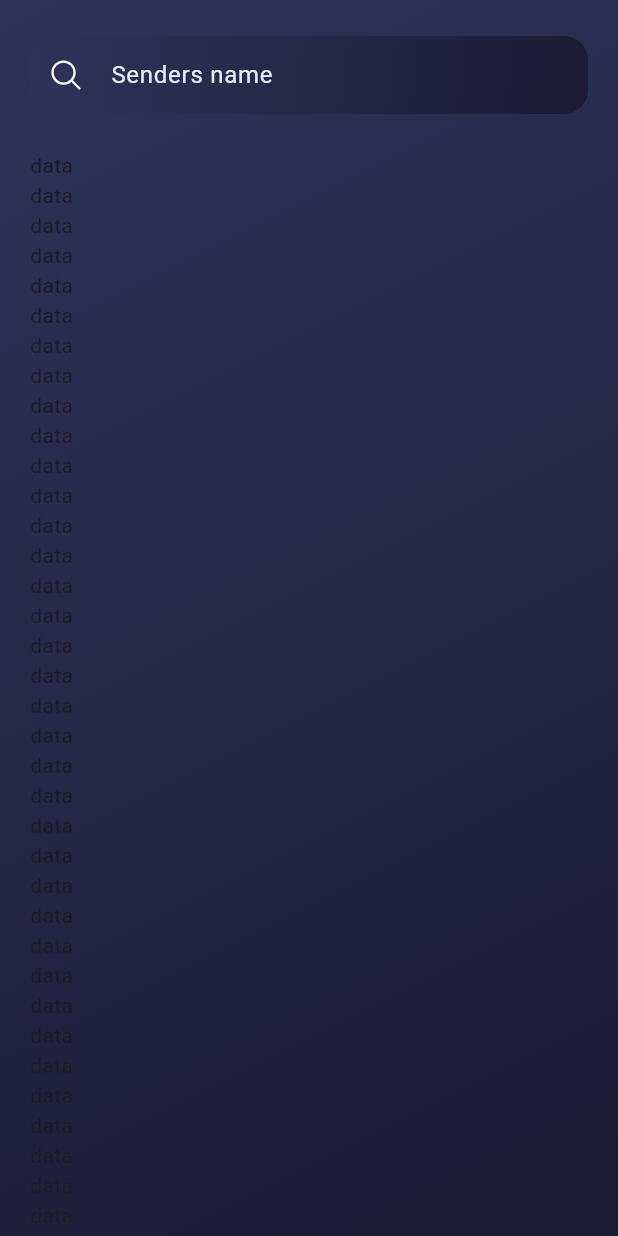
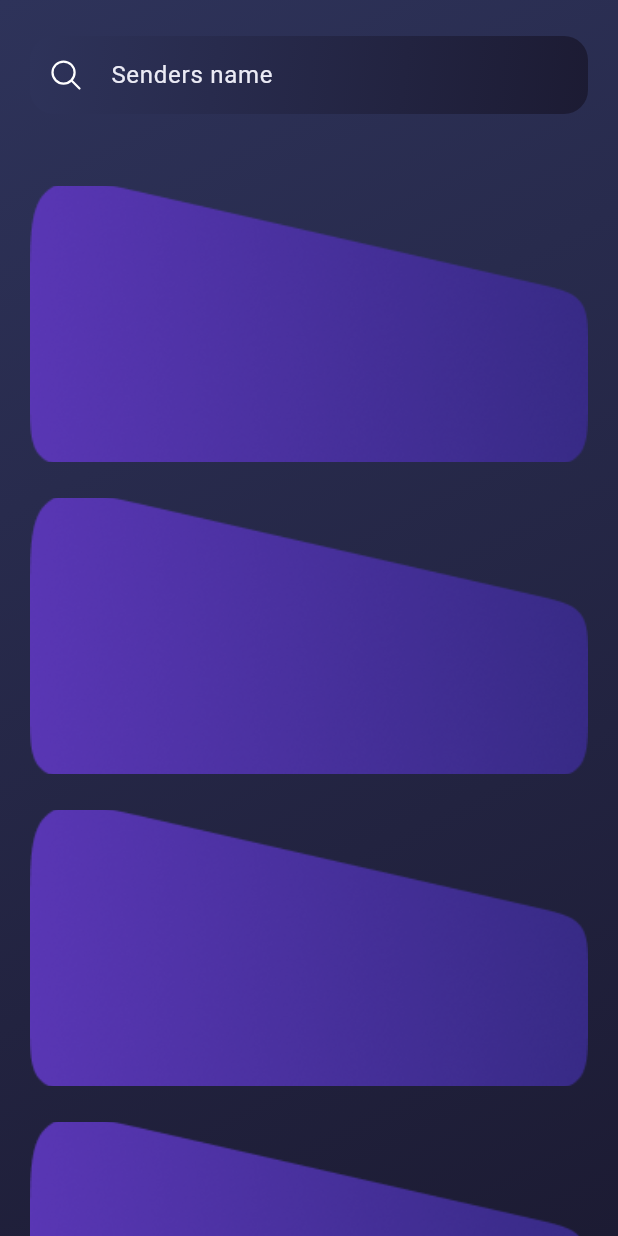
Before and after one commit to alirezabashi98/x-weather, a Flutter app: the screen it shows after launch, on a phone screen of 412 x 824 dp. Run offline on Flutter 3.47's test engine with Material 3 defaults, Android fonts, the phone set to English and light mode, and no system bars; our stand-ins replace auto_route, dartz, dio, get_it, ionicons; missing offline and left inert: awesome_dio_interceptor; statements that could not run were skipped.

Commit message:
The photos of the program have been added, as well as the font of the program and the program has become more complete

```diff
--- a/lib/presentation/views/home_screen.dart
+++ b/lib/presentation/views/home_screen.dart
@@ -65,7 +65,17 @@ class HomeScreen extends StatelessWidget {
                   Expanded(
                     child: ListView.builder(
                       itemBuilder: (context, index) {
-                        return Text('data');
+                        return Container(
+                          height: 184,
+                          width: double.infinity,
+                          margin: EdgeInsets.only(top: 24),
+                          decoration: const BoxDecoration(
+                            image: DecorationImage(
+                              image: AssetImage("assets/images/bg_item_weather.png"),
+                              fit: BoxFit.cover,
+                            ),
+                          ),
+                        );
                       },
                     ),
                   ),
```
Also changed, not shown: pubspec.yaml (+6 -8 lines), assets/fonts/sf_pro_display_regular.ttf (added), assets/images/01d.png (added), assets/images/01n.png (added), assets/images/02d.png (added), assets/images/02n.png (added), assets/images/03d.png (added), assets/images/03n.png (added), assets/images/04d.png (added), assets/images/04n.png (added), assets/images/09d.png (added), assets/images/09n.png (added), assets/images/10d.png (added), assets/images/10n.png (added), 4 more files.
